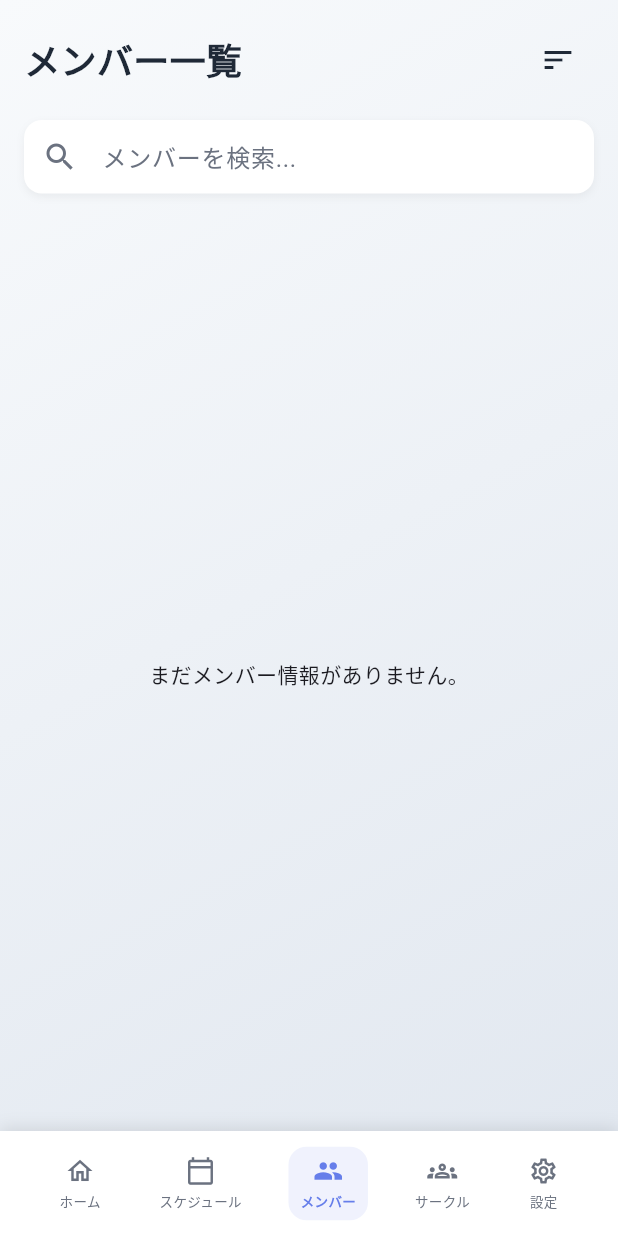
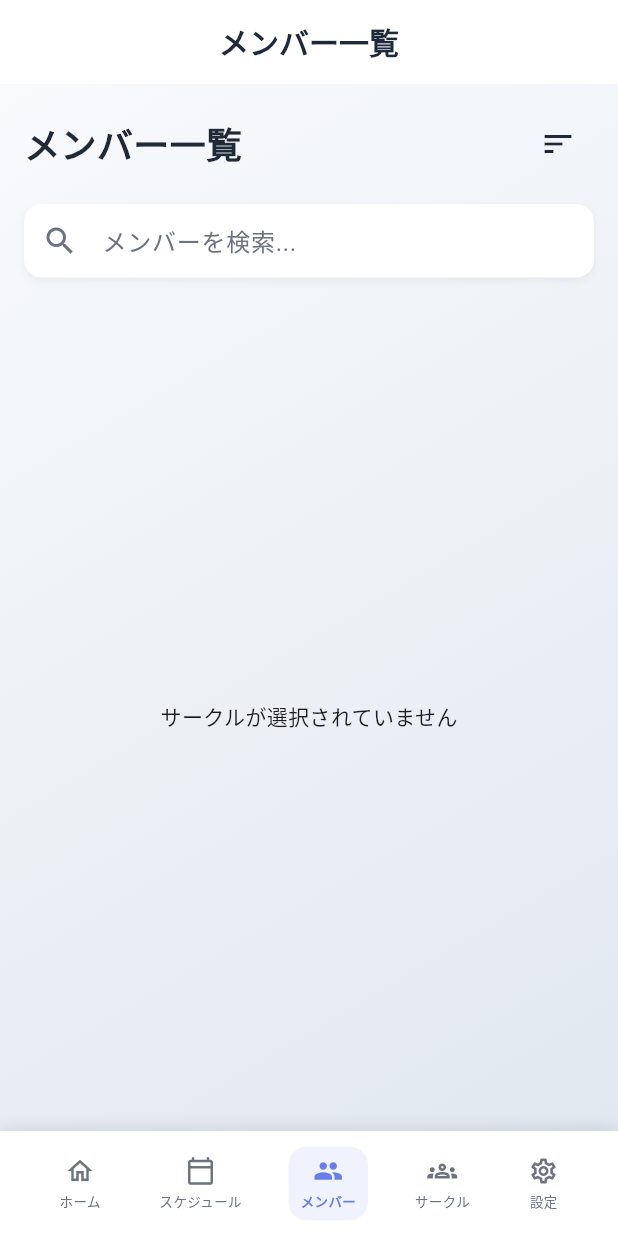
Before and after one commit to yuuu0702/motimate, a Flutter app: the MemberListScreen screen opened by its route, on a phone screen of 412 x 824 dp. Run offline on Flutter 3.47's test engine with Material 3 defaults, Android fonts, the phone set to English and light mode, and no system bars; our stand-ins replace cloud_firestore, firebase_auth, firebase_core, firebase_messaging, flutter_hooks, flutter_riverpod and 5 more; accounts and stored records are empty; generated files the repository leaves out were written again; Roboto replaces fonts that are missing (MPLUSRounded1c).

Commit message:
feat: add multi-circle support to member list screen
- Display current circle name in app bar title
- Filter members by current circle membership
- Show only active members of the selected circle
- Implement nested StreamBuilder for circle member resolution
- Maintain existing search and sort functionality for circle members
- Add proper error handling for missing circle data

🤖 Generated with [Claude Code](https://claude.ai/code)

Co-Authored-By: Claude <noreply@anthropic.com>

```diff
--- a/lib/screens/member_list_screen.dart
+++ b/lib/screens/member_list_screen.dart
@@ -18,11 +18,24 @@ class MemberListScreen extends HookConsumerWidget {
   @override
   Widget build(BuildContext context, WidgetRef ref) {
     final isDarkMode = ref.watch(themeProvider);
+    final currentCircle = ref.watch(currentCircleProvider);
     final searchQuery = useState('');
     final sortOption = useState(SortOption.name);
 
     return Scaffold(
       backgroundColor: AppTheme.scaffoldBackground(isDarkMode),
+      appBar: AppBar(
+        title: currentCircle.when(
+          loading: () => const Text('メンバー一覧'),
+          error: (error, stack) => const Text('メンバー一覧'),
+          data: (circle) => Text(
+            circle != null ? '${circle.name} - メンバー' : 'メンバー一覧',
+          ),
+        ),
+        backgroundColor: AppTheme.cardColor(isDarkMode),
+        foregroundColor: AppTheme.primaryText(isDarkMode),
+        elevation: 0,
+      ),
       body: Container(
         decoration: BoxDecoration(
           gradient: LinearGradient(
@@ -132,11 +145,50 @@ class MemberListScreen extends HookConsumerWidget {
 
               // Content
               Expanded(
-                child: StreamBuilder<QuerySnapshot>(
-                  stream: FirebaseFirestore.instance
-                      .collection('users')
-                      .snapshots(),
-                  builder: (context, snapshot) {
+                child: currentCircle.when(
+                  loading: () => const Center(child: CircularProgressIndicator()),
+                  error: (error, stack) => Center(
+                    child: Text('サークル情報の取得エラー: $error'),
+                  ),
+                  data: (circle) {
+                    if (circle == null) {
+                      return const Center(
+                        child: Text('サークルが選択されていません'),
+                      );
+                    }
+
+                    return StreamBuilder<QuerySnapshot>(
+                      stream: FirebaseFirestore.instance
+                          .collection('circle_members')
+                          .where('circleId', isEqualTo: circle.id)
+                          .where('status', isEqualTo: 'active')
+                          .snapshots(),
+                      builder: (context, memberSnapshot) {
+                        if (memberSnapshot.connectionState == ConnectionState.waiting) {
+                          return const Center(child: CircularProgressIndicator());
+                        }
+
+                        if (memberSnapshot.hasError) {
+                          return Center(
+                            child: Text('メンバーデータの取得エラー: ${memberSnapshot.error}'),
+                          );
+                        }
+
+                        if (!memberSnapshot.hasData || memberSnapshot.data!.docs.isEmpty) {
+                          return const Center(child: Text('このサークルにはまだメンバーがいません。'));
+                        }
+
+                        // メンバーのユーザーIDを取得
+                        final memberUserIds = memberSnapshot.data!.docs
+                            .map((doc) => (doc.data() as Map<String, dynamic>)['userId'] as String)
+                            .toList();
+
+                        return StreamBuilder<QuerySnapshot>(
+                          stream: FirebaseFirestore.instance
+                              .collection('users')
+                              .where(FieldPath.documentId, whereIn: memberUserIds)
+                              .snapshots(),
+                          builder: (context, snapshot) {
                     if (snapshot.connectionState == ConnectionState.waiting) {
                       return const Center(child: CircularProgressIndicator());
                     }
@@ -246,6 +298,10 @@ class MemberListScreen extends HookConsumerWidget {
                         );
                       },
                     );
+                          },
+                        );
+                      },
+                    );
                   },
                 ),
               ),
```
